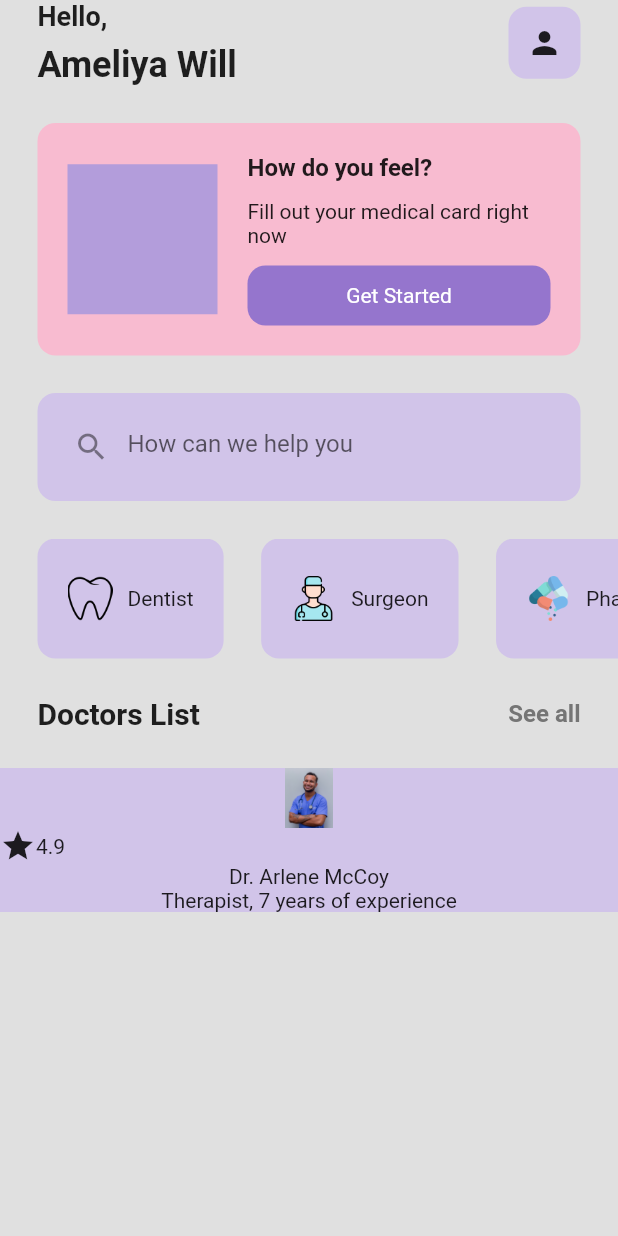
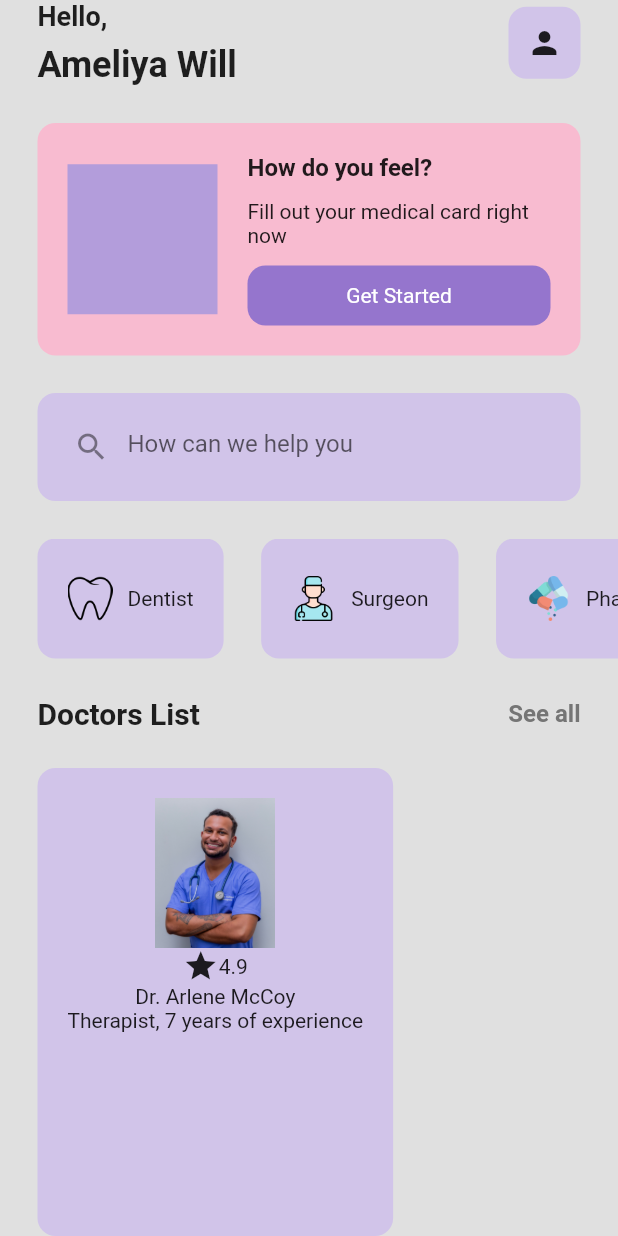
Before and after one commit to Chathu12345/Medical_App_UI_Flutter, a Flutter app: the screen it shows after launch, on a phone screen of 412 x 824 dp. Run offline on Flutter 3.47's test engine with Material 2 defaults, Android fonts, the light colour scheme and no system bars.

Commit message:
did changes

```diff
--- a/lib/pages/home_page.dart
+++ b/lib/pages/home_page.dart
@@ -2,6 +2,7 @@
 
 import 'package:flutter/material.dart';
 import 'package:medical_app_ui/util/category_card.dart';
+import 'package:medical_app_ui/util/doctor_card.dart';
 
 class HomePage extends StatefulWidget {
   HomePage({Key? key}) : super(key: key);
@@ -194,41 +195,29 @@ class _HomePageState extends State<HomePage> {
                       fontSize: 20,
                     ),
                   ),
-                  Text('See all',
-                  style: TextStyle(
+                  Text(
+                    'See all',
+                    style: TextStyle(
                       fontSize: 16,
                       fontWeight: FontWeight.bold,
                       color: Colors.grey[600],
-                    ),),
+                    ),
+                  ),
                 ],
               ),
             ),
-             SizedBox(
+            SizedBox(
               height: 25,
             ),
 
-            Container(
-              color: Colors.deepPurple[100],
-              child: Column(children: [
-                //picture of doctor
-                Image.asset('lib/images/doc1.jpg',
-                height: 40,),
-
-                //rating out of 5
-                Row(
-                  children: [
-                    Icon(Icons.star),
-                    Text('4.9'),
-                  ],
-                ),
-
-                //doctor name
-                Text('Dr. Arlene McCoy'),
-
-                //doctor title
-                Text('Therapist, 7 years of experience')
-              ],),
-            ),
+            Expanded(
+              child: ListView(
+                scrollDirection: Axis.horizontal,
+                children: [
+                DoctorCard(),
+                ],
+              ),
+            )
           ],
         ),
       ),
--- /dev/null
+++ b/lib/util/doctor_card.dart
@@ -0,0 +1,46 @@
+// ignore_for_file: prefer_const_constructors, prefer_const_literals_to_create_immutables
+
+import 'package:flutter/material.dart';
+
+class DoctorCard extends StatelessWidget {
+  const DoctorCard({Key? key}) : super(key: key);
+
+  @override
+  Widget build(BuildContext context) {
+    return Padding(
+      padding: const EdgeInsets.only(left: 25.0),
+      child: Container(
+        padding: EdgeInsets.all(20),
+        decoration: BoxDecoration(
+          color: Colors.deepPurple[100],
+          borderRadius: BorderRadius.circular(12),
+          ),
+        child: Center(
+          child: Column(
+            children: [
+              //picture of doctor
+              Image.asset(
+                'lib/images/doc1.jpg',
+                height: 100,
+              ),
+
+              //rating out of 5
+              Row(
+                children: [
+                  Icon(Icons.star),
+                  Text('4.9'),
+                ],
+              ),
+
+              //doctor name
+              Text('Dr. Arlene McCoy'),
+
+              //doctor title
+              Text('Therapist, 7 years of experience')
+            ],
+          ),
+        ),
+      ),
+    );
+  }
+}
```
